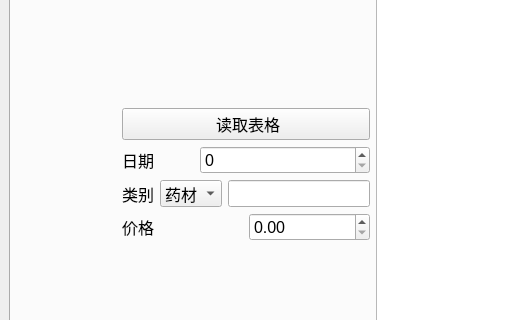
Old version of the form hfx.ui in the repository DongzhenHuangfu/My-Manage-App; both pictures show x 0 to 525 and y 121 to 441 of the 800 by 600 pixel window.
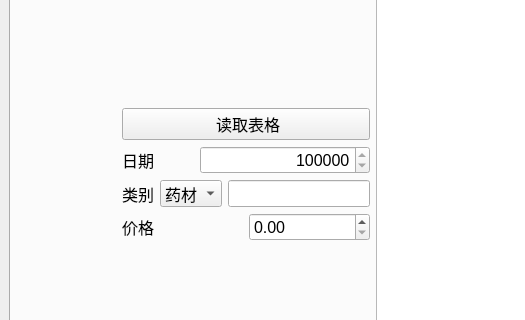
New version of the form.

Commit message: fix: 更改日期栏的取值范围

```diff
--- a/hfx.ui
+++ b/hfx.ui
@@ -729,6 +729,18 @@
                 <height>0</height>
                </size>
               </property>
+              <property name="layoutDirection">
+               <enum>Qt::LeftToRight</enum>
+              </property>
+              <property name="alignment">
+               <set>Qt::AlignRight|Qt::AlignTrailing|Qt::AlignVCenter</set>
+              </property>
+              <property name="minimum">
+               <number>20190000</number>
+              </property>
+              <property name="maximum">
+               <number>21190000</number>
+              </property>
              </widget>
             </item>
            </layout>
```
Left out of the diff: 6 changed lines with no effect on the pictures.
